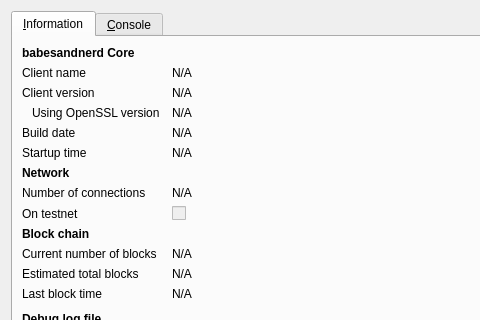
This is src/qt/forms/rpcconsole.ui in Bitspender/h5 as Qt 5 draws it before an edit; both pictures show x 0 to 480 and y 0 to 320 of the 740 by 450 pixel window. The edited form follows.
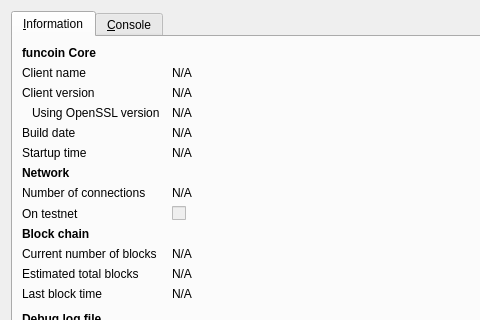
This is the edited form. Icons and pictures are not drawn.

Patch:
```diff
--- a/src/qt/forms/rpcconsole.ui
+++ b/src/qt/forms/rpcconsole.ui
@@ -36,7 +36,7 @@
           </font>
          </property>
          <property name="text">
-          <string>babesandnerd Core</string>
+          <string>funcoin Core</string>
          </property>
         </widget>
        </item>
```
Left out of the diff: 6 changed lines with no effect on the pictures.
